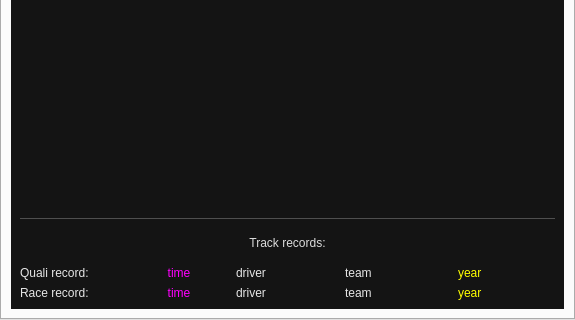
The window that ui/sessiondatawidget.ui (gronberg/f1lt) describes before a commit, drawn with Qt 5; both pictures show x 0 to 575 and y 442 to 762 of the 575 by 762 pixel window.
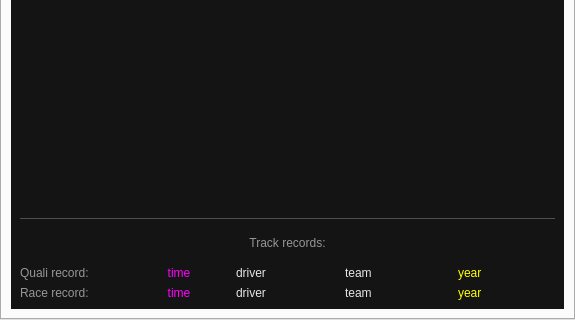
The same window after the commit.

Commit message: further updates to color chooser, saving colors left

The edit to the form file:
```diff
--- a/ui/sessiondatawidget.ui
+++ b/ui/sessiondatawidget.ui
@@ -441,6 +441,43 @@
               </item>
               <item>
                <widget class="QLabel" name="recordsLabel">
+                <property name="palette">
+                 <palette>
+                  <active>
+                   <colorrole role="WindowText">
+                    <brush brushstyle="SolidPattern">
+                     <color alpha="255">
+                      <red>150</red>
+                      <green>150</green>
+                      <blue>150</blue>
+                     </color>
+                    </brush>
+                   </colorrole>
+                  </active>
+                  <inactive>
+                   <colorrole role="WindowText">
+                    <brush brushstyle="SolidPattern">
+                     <color alpha="255">
+                      <red>150</red>
+                      <green>150</green>
+                      <blue>150</blue>
+                     </color>
+                    </brush>
+                   </colorrole>
+                  </inactive>
+                  <disabled>
+                   <colorrole role="WindowText">
+                    <brush brushstyle="SolidPattern">
+                     <color alpha="255">
+                      <red>130</red>
+                      <green>130</green>
+                      <blue>130</blue>
+                     </color>
+                    </brush>
+                   </colorrole>
+                  </disabled>
+                 </palette>
+                </property>
                 <property name="text">
                  <string>Track records:</string>
                 </property>
@@ -475,9 +512,9 @@
                      <colorrole role="WindowText">
                       <brush brushstyle="SolidPattern">
                        <color alpha="255">
-                        <red>230</red>
-                        <green>230</green>
-                        <blue>230</blue>
+                        <red>150</red>
+                        <green>150</green>
+                        <blue>150</blue>
                        </color>
                       </brush>
                      </colorrole>
@@ -486,9 +523,9 @@
                      <colorrole role="WindowText">
                       <brush brushstyle="SolidPattern">
                        <color alpha="255">
-                        <red>230</red>
-                        <green>230</green>
-                        <blue>230</blue>
+                        <red>150</red>
+                        <green>150</green>
+                        <blue>150</blue>
                        </color>
                       </brush>
                      </colorrole>
@@ -666,9 +703,9 @@
                      <colorrole role="WindowText">
                       <brush brushstyle="SolidPattern">
                        <color alpha="255">
-                        <red>230</red>
-                        <green>230</green>
-                        <blue>230</blue>
+                        <red>150</red>
+                        <green>150</green>
+                        <blue>150</blue>
                        </color>
                       </brush>
                      </colorrole>
@@ -677,9 +714,9 @@
                      <colorrole role="WindowText">
                       <brush brushstyle="SolidPattern">
                        <color alpha="255">
-                        <red>230</red>
-                        <green>230</green>
-                        <blue>230</blue>
+                        <red>150</red>
+                        <green>150</green>
+                        <blue>150</blue>
                        </color>
                       </brush>
                      </colorrole>
```
Left out of the diff: 4 changed lines with no effect on the pictures. The commit also changes 24 other files.
